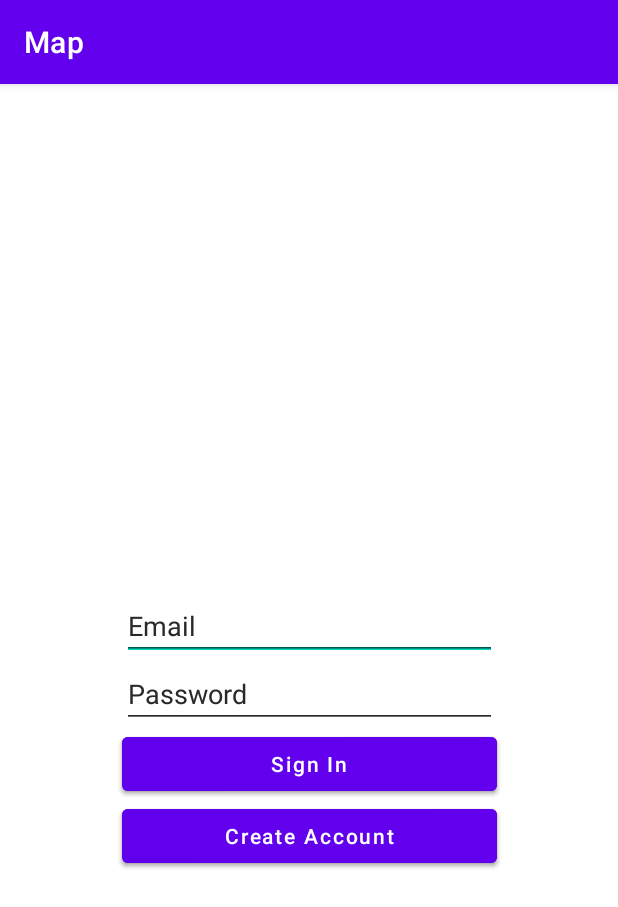
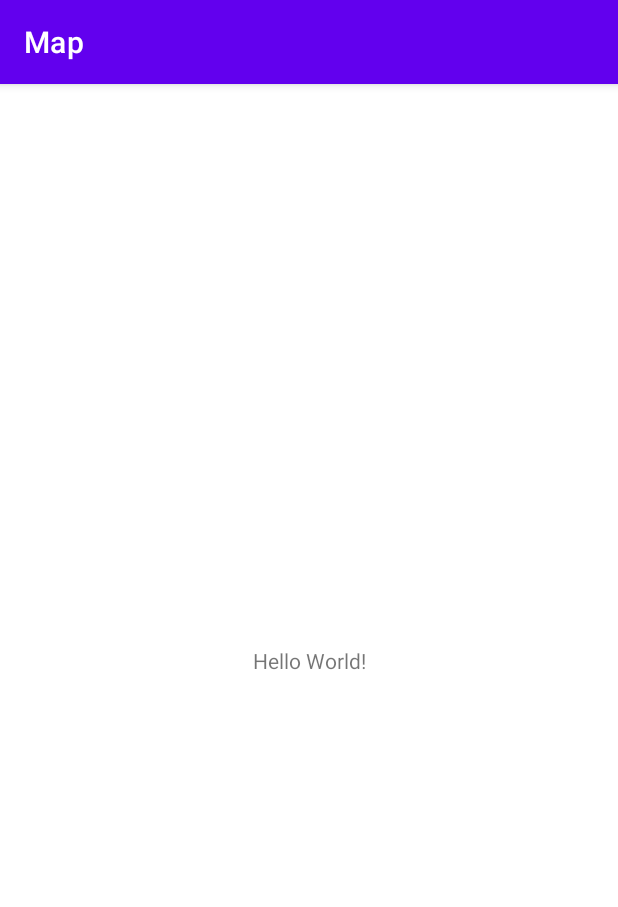
Before and after one commit to FASius/Map, an Android app: the screen it shows after launch (MainActivity), on a phone screen of 412 x 824 dp. Shown: the top 907 px of the screen. Run offline under Robolectric (Android 15) with nearby library versions, the light colour scheme and no system bars.

Commit message:
Revert "Add navigation"

```diff
--- a/app/build.gradle
+++ b/app/build.gradle
@@ -1,7 +1,6 @@
 plugins {
     id 'com.android.application'
     id 'org.jetbrains.kotlin.android'
-    id 'androidx.navigation.safeargs.kotlin'
 }
 
 android {
@@ -43,8 +42,6 @@
     implementation 'androidx.constraintlayout:constraintlayout:2.1.3'
     implementation 'androidx.legacy:legacy-support-v4:1.0.0'
     implementation 'androidx.fragment:fragment-ktx:1.4.1'
-    implementation 'androidx.navigation:navigation-fragment-ktx:2.4.2'
-    implementation 'androidx.navigation:navigation-ui-ktx:2.4.2'
     testImplementation 'junit:junit:4.13.2'
     androidTestImplementation 'androidx.test.ext:junit:1.1.3'
     androidTestImplementation 'androidx.test.espresso:espresso-core:3.4.0'
--- a/app/src/main/java/com/example/map/MainActivity.kt
+++ b/app/src/main/java/com/example/map/MainActivity.kt
@@ -2,52 +2,10 @@
 
 import androidx.appcompat.app.AppCompatActivity
 import android.os.Bundle
-import androidx.navigation.NavController
-import androidx.navigation.fragment.NavHostFragment
-import com.example.map.databinding.ActivityMainBinding
-import com.example.map.model.account.Account
 
 class MainActivity : AppCompatActivity() {
-    private lateinit var binding: ActivityMainBinding
-    private lateinit var navController:NavController
-
     override fun onCreate(savedInstanceState: Bundle?) {
         super.onCreate(savedInstanceState)
-        Repositories.initAppContext(applicationContext)
-        Repositories.initCurrentAccount()
-        val id = Repositories.currentAccount.getCurrentAccountId()
-        binding = ActivityMainBinding.inflate(layoutInflater).also { setContentView(it.root) }
-        navController = getNavController()
-        val isSignedIn = userIsSignedIn(id)
-        prepareNavController(isSignedIn, navController)
-        navController.navigate(navController.graph.startDestinationId)
+        setContentView(R.layout.activity_main)
     }
-
-    private fun userIsSignedIn(id: Long): Boolean {
-        return id != Account.NO_ACCOUNT
-    }
-
-    private fun getNavController(): NavController {
-        val navHost = supportFragmentManager.findFragmentById(R.id.fragment_container) as NavHostFragment
-        return navHost.navController
-    }
-
-    private fun prepareNavController(isSignedIn: Boolean, navController: NavController){
-        val graph = navController.navInflater.inflate(getMainNavigationGraphId())
-        graph.setStartDestination(
-            if (isSignedIn) {
-                getTabsDestination()
-            } else {
-                getSignInDestination()
-            }
-        )
-        navController.graph = graph
-    }
-
-    private fun getMainNavigationGraphId(): Int = R.navigation.main_graph
-
-    private fun getTabsDestination(): Int = R.id.tabsFragment
-
-    private fun getSignInDestination(): Int = R.id.signInFragment
-
 }
--- a/app/src/main/java/com/example/map/auth/CreateAccountFragment.kt
+++ b/app/src/main/java/com/example/map/auth/CreateAccountFragment.kt
@@ -3,14 +3,13 @@
 import android.os.Bundle
 import android.view.View
 import androidx.fragment.app.Fragment
-import androidx.navigation.fragment.findNavController
 import com.example.map.R
 import com.example.map.Repositories
 import com.example.map.databinding.FragmentCreateAccountBinding
 import com.example.map.model.account.SignUpData
 import com.example.map.utils.viewModelCreator
 
-class CreateAccountFragment : Fragment(R.layout.fragment_create_account) {
+class CreateAccountFragment : Fragment() {
 
     private lateinit var binding: FragmentCreateAccountBinding
     private val viewModel: CreateAccountViewModel by viewModelCreator {
@@ -50,8 +49,7 @@
     }
 
     private fun goToTabsFragment(){
-        val directions = CreateAccountFragmentDirections.actionCreateAccountFragmentToTabsFragment()
-        findNavController().navigate(directions)
+        // TODO
     }
 
     private fun onCreateAccountClick(){
--- a/app/src/main/java/com/example/map/auth/SignInFragment.kt
+++ b/app/src/main/java/com/example/map/auth/SignInFragment.kt
@@ -3,7 +3,6 @@
 import android.os.Bundle
 import android.view.View
 import androidx.fragment.app.Fragment
-import androidx.navigation.fragment.findNavController
 import com.example.map.R
 import com.example.map.Repositories
 import com.example.map.databinding.FragmentSignInBinding
@@ -53,13 +52,11 @@
     }
 
     private fun goToTabsFragment(){
-        val directions = SignInFragmentDirections.actionSignInFragmentToTabsFragment()
-        findNavController().navigate(directions)
+        // TODO
     }
 
     private fun onCreateAccountClick(){
-        val directions = SignInFragmentDirections.actionSignInFragmentToCreateAccountFragment()
-        findNavController().navigate(directions)
+        // TODO
     }
 
     private fun onSignInClick(){
--- a/app/src/main/res/layout/activity_main.xml
+++ b/app/src/main/res/layout/activity_main.xml
@@ -1,17 +1,18 @@
 <?xml version="1.0" encoding="utf-8"?>
-<LinearLayout
-    xmlns:android="http://schemas.android.com/apk/res/android"
+<androidx.constraintlayout.widget.ConstraintLayout xmlns:android="http://schemas.android.com/apk/res/android"
     xmlns:app="http://schemas.android.com/apk/res-auto"
     xmlns:tools="http://schemas.android.com/tools"
     android:layout_width="match_parent"
     android:layout_height="match_parent"
     tools:context=".MainActivity">
 
-    <androidx.fragment.app.FragmentContainerView
-        android:id="@+id/fragment_container"
-        android:layout_width="match_parent"
-        android:layout_height="match_parent"
-        android:name="androidx.navigation.fragment.NavHostFragment"
-        app:defaultNavHost="true" />
+    <TextView
+        android:layout_width="wrap_content"
+        android:layout_height="wrap_content"
+        android:text="Hello World!"
+        app:layout_constraintBottom_toBottomOf="parent"
+        app:layout_constraintLeft_toLeftOf="parent"
+        app:layout_constraintRight_toRightOf="parent"
+        app:layout_constraintTop_toTopOf="parent" />
 
-</LinearLayout>
+</androidx.constraintlayout.widget.ConstraintLayout>
--- a/app/src/main/res/navigation/main_graph.xml
+++ /dev/null
@@ -1,35 +0,0 @@
-<?xml version="1.0" encoding="utf-8"?>
-<navigation xmlns:android="http://schemas.android.com/apk/res/android"
-    xmlns:app="http://schemas.android.com/apk/res-auto"
-    xmlns:tools="http://schemas.android.com/tools"
-    android:id="@+id/main_graph"
-    app:startDestination="@id/signInFragment">
-
-    <fragment
-        android:id="@+id/signInFragment"
-        android:name="com.example.map.auth.SignInFragment"
-        android:label="fragment_sign_in"
-        tools:layout="@layout/fragment_sign_in" >
-        <action
-            android:id="@+id/action_signInFragment_to_createAccountFragment"
-            app:destination="@id/createAccountFragment" />
-        <action
-            android:id="@+id/action_signInFragment_to_tabsFragment"
-            app:destination="@id/tabsFragment"
-            app:popUpTo="@id/signInFragment"
-            app:popUpToInclusive="true" />
-    </fragment>
-    <fragment
-        android:id="@+id/createAccountFragment"
-        android:name="com.example.map.auth.CreateAccountFragment"
-        android:label="CreateAccountFragment" >
-        <action
-            android:id="@+id/action_createAccountFragment_to_tabsFragment"
-            app:destination="@id/tabsFragment" />
-    </fragment>
-    <fragment
-        android:id="@+id/tabsFragment"
-        android:name="com.example.map.TabsFragment"
-        android:label="fragment_tabs"
-        tools:layout="@layout/fragment_tabs" />
-</navigation>
--- a/build.gradle
+++ b/build.gradle
@@ -1,10 +1,4 @@
-buildscript {
-    dependencies {
-        classpath "com.google.android.libraries.mapsplatform.secrets-gradle-plugin:secrets-gradle-plugin:2.0.1"
-        classpath 'androidx.navigation:navigation-safe-args-gradle-plugin:2.4.2'
-    }
-}
-
+// Top-level build file where you can add configuration options common to all sub-projects/modules.
 plugins {
     id 'com.android.application' version '7.1.3' apply false
     id 'com.android.library' version '7.1.3' apply false
```
